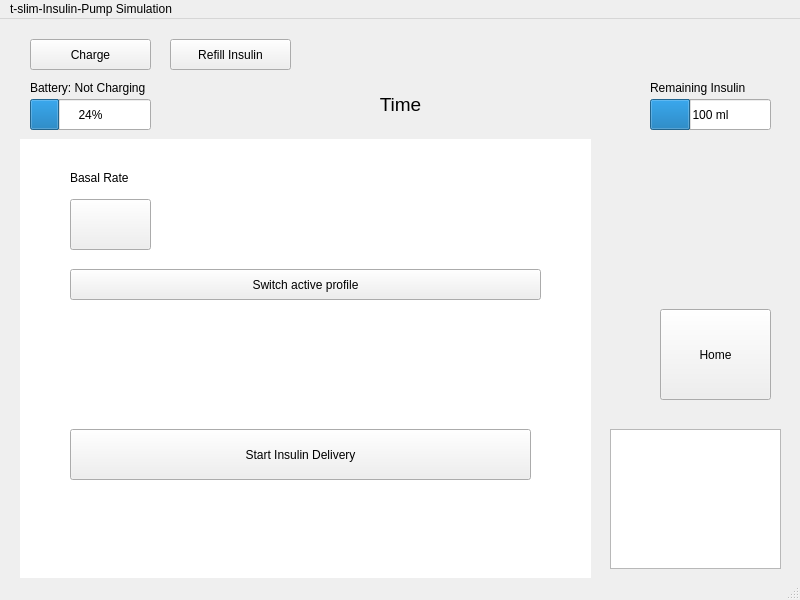
First picture: the form in Code/mainwindow.ui, repository llinhir/t-slim-Insulin-Pump-Simulation, before the edit.
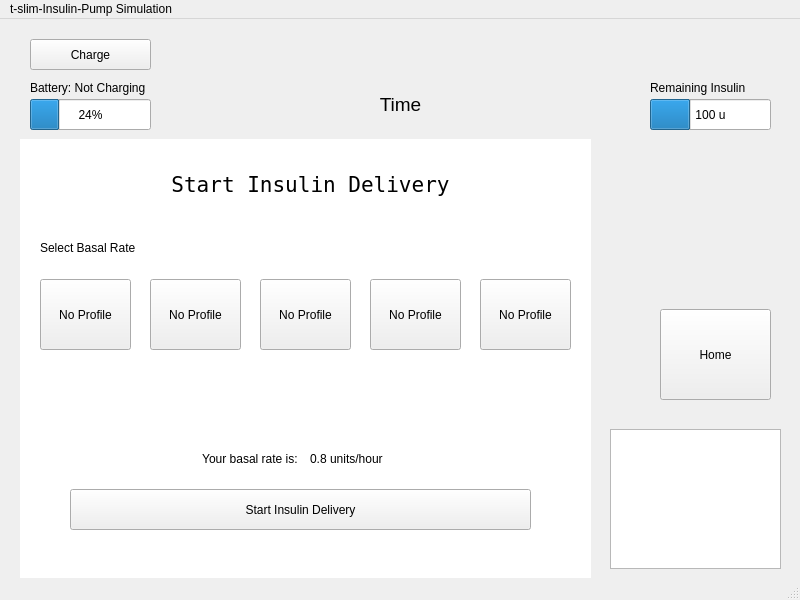
Second picture: the form after the edit. The open tabs and pages were chosen to show the change.

Commit message: hardcoded a default profile. Changed basal rate from an int to a double. Moved the slots from machine constructor to the connectSlots() function

Diff of the .ui file:
```diff
--- a/Code/mainwindow.ui
+++ b/Code/mainwindow.ui
@@ -569,6 +569,19 @@
          <string>POWER OFF</string>
         </property>
        </widget>
+       <widget class="QPushButton" name="refillInsulinButton">
+        <property name="geometry">
+         <rect>
+          <x>80</x>
+          <y>260</y>
+          <width>401</width>
+          <height>51</height>
+         </rect>
+        </property>
+        <property name="text">
+         <string>Refill Insulin</string>
+        </property>
+       </widget>
        <zorder>textBrowser_5</zorder>
        <zorder>label_2</zorder>
        <zorder>insulinButton</zorder>
@@ -1223,35 +1236,9 @@
         <property name="geometry">
          <rect>
           <x>50</x>
-          <y>60</y>
-          <width>81</width>
-          <height>51</height>
-         </rect>
-        </property>
-        <property name="text">
-         <string/>
-        </property>
-       </widget>
-       <widget class="QPushButton" name="pushButton_2">
-        <property name="geometry">
-         <rect>
-          <x>50</x>
-          <y>130</y>
-          <width>471</width>
-          <height>31</height>
-         </rect>
-        </property>
-        <property name="text">
-         <string>Switch active profile</string>
-        </property>
-       </widget>
-       <widget class="QPushButton" name="pushButton_3">
-        <property name="geometry">
-         <rect>
-          <x>50</x>
-          <y>290</y>
+          <y>350</y>
           <width>461</width>
-          <height>51</height>
+          <height>41</height>
          </rect>
         </property>
         <property name="text">
@@ -1261,14 +1248,133 @@
        <widget class="QLabel" name="label_24">
         <property name="geometry">
          <rect>
-          <x>50</x>
-          <y>30</y>
+          <x>20</x>
+          <y>100</y>
           <width>131</width>
           <height>17</height>
          </rect>
         </property>
         <property name="text">
-         <string>Basal Rate</string>
+         <string>Select Basal Rate</string>
+        </property>
+       </widget>
+       <widget class="QLabel" name="label_27">
+        <property name="geometry">
+         <rect>
+          <x>110</x>
+          <y>20</y>
+          <width>361</width>
+          <height>51</height>
+         </rect>
+        </property>
+        <property name="font">
+         <font>
+          <family>DejaVu Sans Mono</family>
+          <pointsize>16</pointsize>
+         </font>
+        </property>
+        <property name="text">
+         <string>Start Insulin Delivery</string>
+        </property>
+        <property name="alignment">
+         <set>Qt::AlignCenter</set>
+        </property>
+       </widget>
+       <widget class="QPushButton" name="basalRate5">
+        <property name="geometry">
+         <rect>
+          <x>460</x>
+          <y>140</y>
+          <width>91</width>
+          <height>71</height>
+         </rect>
+        </property>
+        <property name="text">
+         <string>No Profile</string>
+        </property>
+       </widget>
+       <widget class="QPushButton" name="basalRate3">
+        <property name="geometry">
+         <rect>
+          <x>240</x>
+          <y>140</y>
+          <width>91</width>
+          <height>71</height>
+         </rect>
+        </property>
+        <property name="text">
+         <string>No Profile</string>
+        </property>
+       </widget>
+       <widget class="QPushButton" name="basalRate4">
+        <property name="geometry">
+         <rect>
+          <x>350</x>
+          <y>140</y>
+          <width>91</width>
+          <height>71</height>
+         </rect>
+        </property>
+        <property name="text">
+         <string>No Profile</string>
+        </property>
+       </widget>
+       <widget class="QPushButton" name="basalRate1">
+        <property name="geometry">
+         <rect>
+          <x>20</x>
+          <y>140</y>
+          <width>91</width>
+          <height>71</height>
+         </rect>
+        </property>
+        <property name="text">
+         <string>No Profile</string>
+        </property>
+       </widget>
+       <widget class="QPushButton" name="basalRate2">
+        <property name="geometry">
+         <rect>
+          <x>130</x>
+          <y>140</y>
+          <width>91</width>
+          <height>71</height>
+         </rect>
+        </property>
+        <property name="text">
+         <string>No Profile</string>
+        </property>
+       </widget>
+       <widget class="QLabel" name="text22">
+        <property name="geometry">
+         <rect>
+          <x>100</x>
+          <y>310</y>
+          <width>181</width>
+          <height>20</height>
+         </rect>
+        </property>
+        <property name="text">
+         <string>Your basal rate is: </string>
+        </property>
+        <property name="alignment">
+         <set>Qt::AlignRight|Qt::AlignTrailing|Qt::AlignVCenter</set>
+        </property>
+       </widget>
+       <widget class="QLabel" name="yourBasalRateText">
+        <property name="geometry">
+         <rect>
+          <x>290</x>
+          <y>310</y>
+          <width>181</width>
+          <height>20</height>
+         </rect>
+        </property>
+        <property name="text">
+         <string>0.8 units/hour</string>
+        </property>
+        <property name="alignment">
+         <set>Qt::AlignLeading|Qt::AlignLeft|Qt::AlignVCenter</set>
         </property>
        </widget>
       </widget>
@@ -1304,7 +1410,7 @@
        <bool>false</bool>
       </property>
       <property name="format">
-       <string>%v ml</string>
+       <string>%v u</string>
       </property>
      </widget>
      <widget class="QLabel" name="label_13">
@@ -1398,19 +1504,6 @@
      <string>Charge</string>
     </property>
    </widget>
-   <widget class="QPushButton" name="refillInsulinButton">
-    <property name="geometry">
-     <rect>
-      <x>170</x>
-      <y>20</y>
-      <width>121</width>
-      <height>31</height>
-     </rect>
-    </property>
-    <property name="text">
-     <string>Refill Insulin</string>
-    </property>
-   </widget>
   </widget>
   <widget class="QMenuBar" name="menubar">
    <property name="geometry">
```
Left out of the diff: 85 changed lines with no effect on the pictures. The commit also changes 13 other files.
